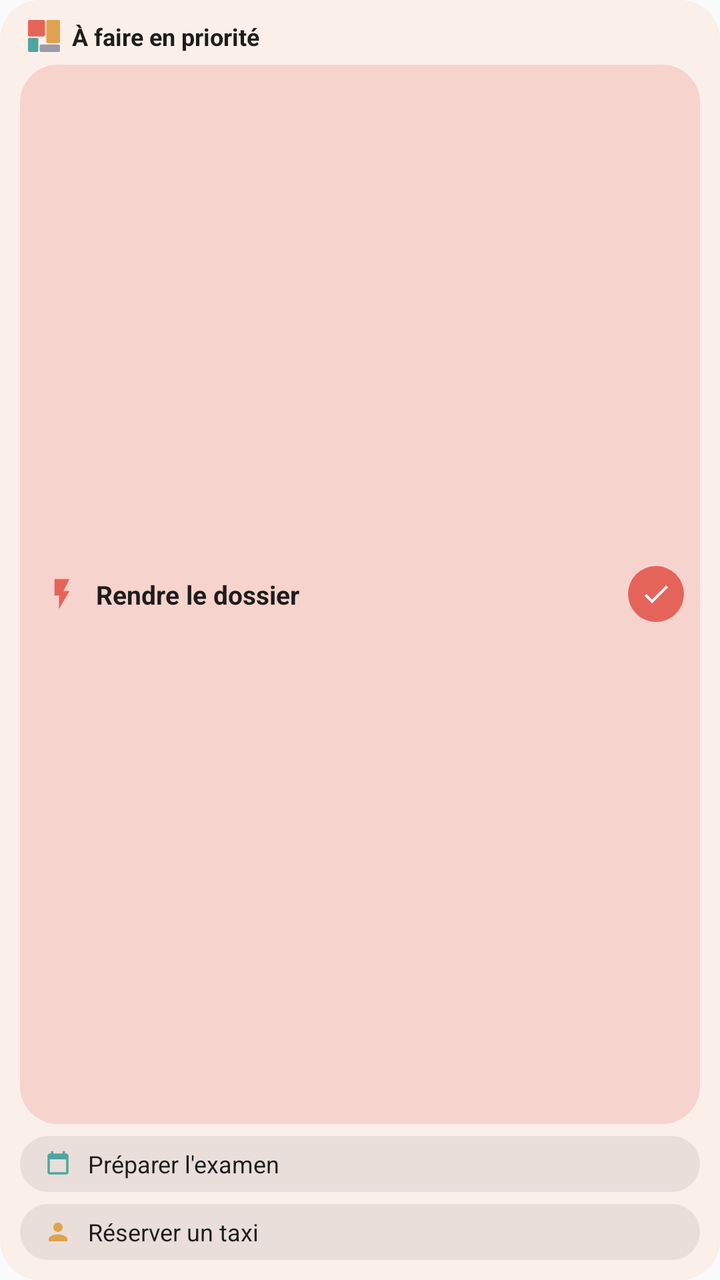
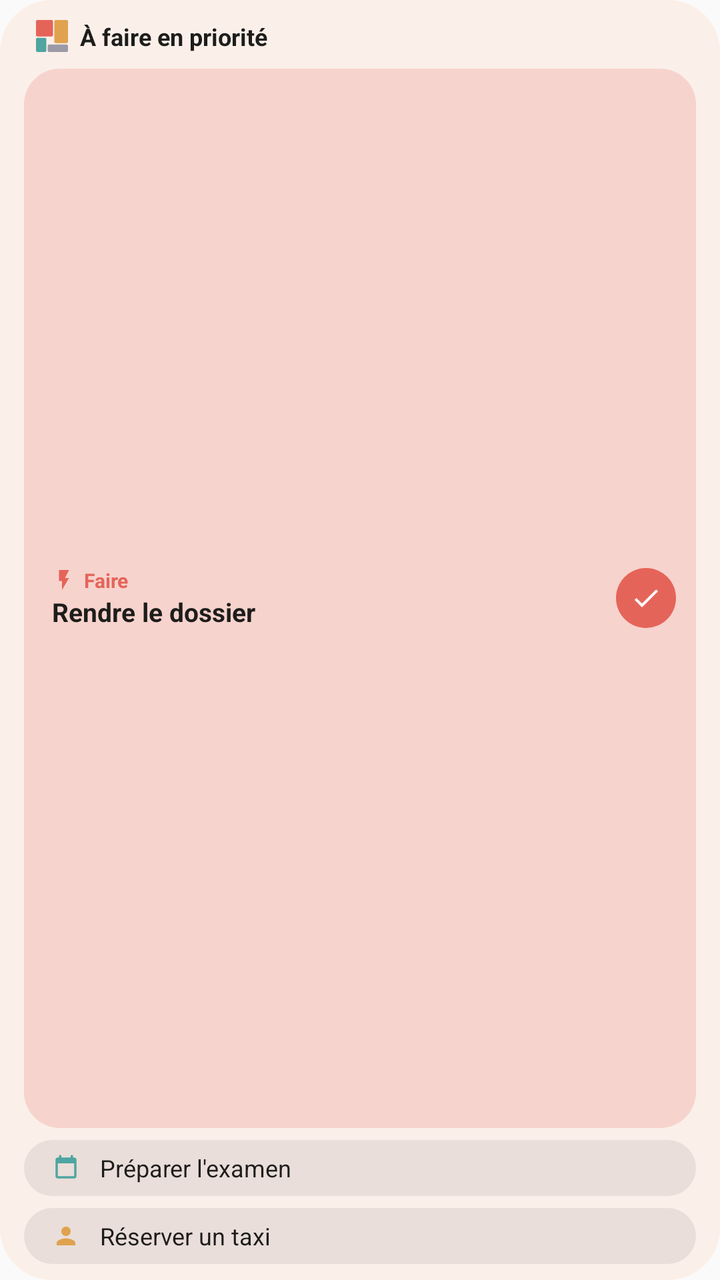

An Android layout rendered at two revisions. The XML below is the earlier revision; the diff shows what the commit changed to produce the second picture.
<!-- AndroidManifest.xml: application theme Theme.Kairos -->
<!-- res/layout/widget_preview_focus.xml -->
<?xml version="1.0" encoding="utf-8"?>
<LinearLayout xmlns:android="http://schemas.android.com/apk/res/android"
    android:layout_width="250dp"
    android:layout_height="150dp"
    android:background="@drawable/widget_preview_bg"
    android:orientation="vertical"
    android:padding="10dp">

    <LinearLayout
        android:layout_width="wrap_content"
        android:layout_height="wrap_content"
        android:gravity="center_vertical"
        android:orientation="horizontal"
        android:paddingStart="4dp"
        android:paddingBottom="6dp">

        <ImageView
            android:layout_width="16dp"
            android:layout_height="16dp"
            android:src="@drawable/ic_logo" />

        <TextView
            android:layout_width="wrap_content"
            android:layout_height="wrap_content"
            android:layout_marginStart="6dp"
            android:text="@string/widget_focus_title"
            android:textColor="#1D1D1B"
            android:textSize="12sp"
            android:textStyle="bold" />
    </LinearLayout>

    
    <LinearLayout
        android:layout_width="match_parent"
        android:layout_height="0dp"
        android:layout_weight="1"
        android:background="@drawable/widget_preview_tile"
        android:backgroundTint="#33E5645A"
        android:gravity="center_vertical"
        android:orientation="horizontal"
        android:paddingStart="12dp"
        android:paddingEnd="8dp">

        <ImageView
            android:layout_width="18dp"
            android:layout_height="18dp"
            android:src="@drawable/widget_do"
            android:tint="#E5645A" />

        <TextView
            android:layout_width="0dp"
            android:layout_height="wrap_content"
            android:layout_marginStart="8dp"
            android:layout_weight="1"
            android:ellipsize="end"
            android:maxLines="1"
            android:text="@string/widget_preview_task_1"
            android:textColor="#1D1D1B"
            android:textSize="13sp"
            android:textStyle="bold" />

        <ImageView
            android:layout_width="28dp"
            android:layout_height="28dp"
            android:background="@drawable/widget_preview_tile"
            android:backgroundTint="#E5645A"
            android:padding="6dp"
            android:src="@drawable/widget_check" />
    </LinearLayout>

    
    <LinearLayout
        android:layout_width="match_parent"
        android:layout_height="28dp"
        android:layout_marginTop="6dp"
        android:background="@drawable/widget_preview_tile"
        android:backgroundTint="#141D1D1B"
        android:gravity="center_vertical"
        android:orientation="horizontal"
        android:paddingStart="12dp">

        <ImageView
            android:layout_width="14dp"
            android:layout_height="14dp"
            android:src="@drawable/widget_schedule"
            android:tint="#4FA5A0" />

        <TextView
            android:layout_width="wrap_content"
            android:layout_height="wrap_content"
            android:layout_marginStart="8dp"
            android:maxLines="1"
            android:text="@string/widget_preview_task_2"
            android:textColor="#1D1D1B"
            android:textSize="12sp" />
    </LinearLayout>

    
    <LinearLayout
        android:layout_width="match_parent"
        android:layout_height="28dp"
        android:layout_marginTop="6dp"
        android:background="@drawable/widget_preview_tile"
        android:backgroundTint="#141D1D1B"
        android:gravity="center_vertical"
        android:orientation="horizontal"
        android:paddingStart="12dp">

        <ImageView
            android:layout_width="14dp"
            android:layout_height="14dp"
            android:src="@drawable/widget_delegate"
            android:tint="#E0A24E" />

        <TextView
            android:layout_width="wrap_content"
            android:layout_height="wrap_content"
            android:layout_marginStart="8dp"
            android:maxLines="1"
            android:text="@string/widget_preview_task_3"
            android:textColor="#1D1D1B"
            android:textSize="12sp" />
    </LinearLayout>
</LinearLayout>
<!-- resources referenced by this layout -->
<resources>
  <!-- drawable widget_check (drawable) -->
  <?xml version="1.0" encoding="utf-8"?>
  <vector xmlns:android="http://schemas.android.com/apk/res/android"
      android:width="24dp"
      android:height="24dp"
      android:viewportWidth="24"
      android:viewportHeight="24">
      <path
          android:fillColor="#FFFFFFFF"
          android:pathData="M9,16.17L4.83,12l-1.42,1.41L9,19 21,7l-1.41,-1.41z" />
  </vector>
  <!-- drawable widget_delegate (drawable) -->
  <vector xmlns:android="http://schemas.android.com/apk/res/android"
      android:width="24dp"
      android:height="24dp"
      android:viewportWidth="24"
      android:viewportHeight="24">
      <path
          android:fillColor="#FFFFFFFF"
          android:pathData="M12,12c2.21,0 4,-1.79 4,-4s-1.79,-4 -4,-4 -4,1.79 -4,4 1.79,4 4,4zM12,14c-2.67,0 -8,1.34 -8,4v2h16v-2c0,-2.66 -5.33,-4 -8,-4z" />
  </vector>
  <!-- drawable widget_do (drawable) -->
  <vector xmlns:android="http://schemas.android.com/apk/res/android"
      android:width="24dp"
      android:height="24dp"
      android:viewportWidth="24"
      android:viewportHeight="24">
      <path
          android:fillColor="#FFFFFFFF"
          android:pathData="M7,2v11h3v9l7,-12h-4l4,-8z" />
  </vector>
  <!-- drawable widget_preview_bg (drawable) -->
  <?xml version="1.0" encoding="utf-8"?>
  <shape xmlns:android="http://schemas.android.com/apk/res/android"
      android:shape="rectangle">
      <corners android:radius="20dp" />
      <solid android:color="@color/widget_bg" />
  </shape>
  <!-- drawable widget_preview_tile (drawable) -->
  <?xml version="1.0" encoding="utf-8"?>
  <shape xmlns:android="http://schemas.android.com/apk/res/android"
      android:shape="rectangle">
      <corners android:radius="19dp" />
      <solid android:color="#FFFFFF" />
  </shape>
  <!-- drawable widget_schedule (drawable) -->
  <vector xmlns:android="http://schemas.android.com/apk/res/android"
      android:width="24dp"
      android:height="24dp"
      android:viewportWidth="24"
      android:viewportHeight="24">
      <path
          android:fillColor="#FFFFFFFF"
          android:pathData="M19,3h-1V1h-2v2H8V1H6v2H5c-1.1,0 -2,0.9 -2,2v14c0,1.1 0.9,2 2,2h14c1.1,0 2,-0.9 2,-2V5c0,-1.1 -0.9,-2 -2,-2zM19,19H5V8h14v11z" />
  </vector>
  <string name="widget_focus_title">À faire en priorité</string>
  <string name="widget_preview_task_1">Rendre le dossier</string>
  <string name="widget_preview_task_2">Préparer l\'examen</string>
  <string name="widget_preview_task_3">Réserver un taxi</string>
  <style name="Theme.Kairos" parent="android:Theme.Material.Light.NoActionBar" />
  <color name="widget_bg">#FBEFE9</color>
  <!-- unchanged entries left out for length: 1 -->
</resources>

<!-- the commit's change to res/layout/widget_preview_focus.xml (unified diff, before → after) -->
@@ -1,18 +1,20 @@
 <?xml version="1.0" encoding="utf-8"?>
 <LinearLayout xmlns:android="http://schemas.android.com/apk/res/android"
     android:layout_width="250dp"
-    android:layout_height="150dp"
-    android:background="@drawable/widget_preview_bg"
+    android:layout_height="160dp"
+    android:background="@drawable/widget_preview_bg_compact"
     android:orientation="vertical"
-    android:padding="10dp">
+    android:paddingHorizontal="12dp"
+    android:paddingVertical="8dp">
 
     <LinearLayout
         android:layout_width="wrap_content"
         android:layout_height="wrap_content"
         android:gravity="center_vertical"
         android:orientation="horizontal"
-        android:paddingStart="4dp"
-        android:paddingBottom="6dp">
+        android:paddingStart="6dp"
+        android:paddingTop="2dp"
+        android:paddingBottom="8dp">
 
         <ImageView
             android:layout_width="16dp"
@@ -34,37 +36,58 @@
         android:layout_width="match_parent"
         android:layout_height="0dp"
         android:layout_weight="1"
-        android:background="@drawable/widget_preview_tile"
+        android:background="@drawable/widget_preview_card_compact"
         android:backgroundTint="#33E5645A"
         android:gravity="center_vertical"
         android:orientation="horizontal"
-        android:paddingStart="12dp"
-        android:paddingEnd="8dp">
+        android:paddingStart="14dp"
+        android:paddingEnd="10dp">
+
+        <LinearLayout
+            android:layout_width="0dp"
+            android:layout_height="wrap_content"
+            android:layout_weight="1"
+            android:orientation="vertical">
+
+            <LinearLayout
+                android:layout_width="wrap_content"
+                android:layout_height="wrap_content"
+                android:gravity="center_vertical"
+                android:orientation="horizontal">
+
+                <ImageView
+                    android:layout_width="12dp"
+                    android:layout_height="12dp"
+                    android:src="@drawable/widget_do"
+                    android:tint="#E5645A" />
+
+                <TextView
+                    android:layout_width="wrap_content"
+                    android:layout_height="wrap_content"
+                    android:layout_marginStart="4dp"
+                    android:text="@string/quadrant_do"
+                    android:textColor="#E5645A"
+                    android:textSize="10sp"
+                    android:textStyle="bold" />
+            </LinearLayout>
+
+            <TextView
+                android:layout_width="wrap_content"
+                android:layout_height="wrap_content"
+                android:ellipsize="end"
+                android:maxLines="1"
+                android:text="@string/widget_preview_task_1"
+                android:textColor="#1D1D1B"
+                android:textSize="13sp"
+                android:textStyle="bold" />
+        </LinearLayout>
 
         <ImageView
-            android:layout_width="18dp"
-            android:layout_height="18dp"
-            android:src="@drawable/widget_do"
-            android:tint="#E5645A" />
-
-        <TextView
-            android:layout_width="0dp"
-            android:layout_height="wrap_content"
-            android:layout_marginStart="8dp"
-            android:layout_weight="1"
-            android:ellipsize="end"
-            android:maxLines="1"
-            android:text="@string/widget_preview_task_1"
-            android:textColor="#1D1D1B"
-            android:textSize="13sp"
-            android:textStyle="bold" />
-
-        <ImageView
-            android:layout_width="28dp"
-            android:layout_height="28dp"
+            android:layout_width="30dp"
+            android:layout_height="30dp"
             android:background="@drawable/widget_preview_tile"
             android:backgroundTint="#E5645A"
-            android:padding="6dp"
+            android:padding="7dp"
             android:src="@drawable/widget_check" />
     </LinearLayout>
 
@@ -73,11 +96,11 @@
         android:layout_width="match_parent"
         android:layout_height="28dp"
         android:layout_marginTop="6dp"
-        android:background="@drawable/widget_preview_tile"
+        android:background="@drawable/widget_preview_card_compact"
         android:backgroundTint="#141D1D1B"
         android:gravity="center_vertical"
         android:orientation="horizontal"
-        android:paddingStart="12dp">
+        android:paddingStart="14dp">
 
         <ImageView
             android:layout_width="14dp"
@@ -88,7 +111,7 @@
         <TextView
             android:layout_width="wrap_content"
             android:layout_height="wrap_content"
-            android:layout_marginStart="8dp"
+            android:layout_marginStart="10dp"
             android:maxLines="1"
             android:text="@string/widget_preview_task_2"
             android:textColor="#1D1D1B"
@@ -100,11 +123,11 @@
         android:layout_width="match_parent"
         android:layout_height="28dp"
         android:layout_marginTop="6dp"
-        android:background="@drawable/widget_preview_tile"
+        android:background="@drawable/widget_preview_card_compact"
         android:backgroundTint="#141D1D1B"
         android:gravity="center_vertical"
         android:orientation="horizontal"
-        android:paddingStart="12dp">
+        android:paddingStart="14dp">
 
         <ImageView
             android:layout_width="14dp"
@@ -115,7 +138,7 @@
         <TextView
             android:layout_width="wrap_content"
             android:layout_height="wrap_content"
-            android:layout_marginStart="8dp"
+            android:layout_marginStart="10dp"
             android:maxLines="1"
             android:text="@string/widget_preview_task_3"
             android:textColor="#1D1D1B"
<!-- resource entries referenced after the edit -->
@@ -31,12 +31,19 @@
           android:fillColor="#FFFFFFFF"
           android:pathData="M7,2v11h3v9l7,-12h-4l4,-8z" />
   </vector>
-  <!-- drawable widget_preview_bg (drawable) -->
+  <!-- drawable widget_preview_bg_compact (drawable) -->
   <?xml version="1.0" encoding="utf-8"?>
   <shape xmlns:android="http://schemas.android.com/apk/res/android"
       android:shape="rectangle">
-      <corners android:radius="20dp" />
+      <corners android:radius="26dp" />
       <solid android:color="@color/widget_bg" />
+  </shape>
+  <!-- drawable widget_preview_card_compact (drawable) -->
+  <?xml version="1.0" encoding="utf-8"?>
+  <shape xmlns:android="http://schemas.android.com/apk/res/android"
+      android:shape="rectangle">
+      <corners android:radius="18dp" />
+      <solid android:color="#FFFFFF" />
   </shape>
   <!-- drawable widget_preview_tile (drawable) -->
   <?xml version="1.0" encoding="utf-8"?>
@@ -55,6 +62,7 @@
           android:fillColor="#FFFFFFFF"
           android:pathData="M19,3h-1V1h-2v2H8V1H6v2H5c-1.1,0 -2,0.9 -2,2v14c0,1.1 0.9,2 2,2h14c1.1,0 2,-0.9 2,-2V5c0,-1.1 -0.9,-2 -2,-2zM19,19H5V8h14v11z" />
   </vector>
+  <string name="quadrant_do">Faire</string>
   <string name="widget_focus_title">À faire en priorité</string>
   <string name="widget_preview_task_1">Rendre le dossier</string>
   <string name="widget_preview_task_2">Préparer l\'examen</string>
